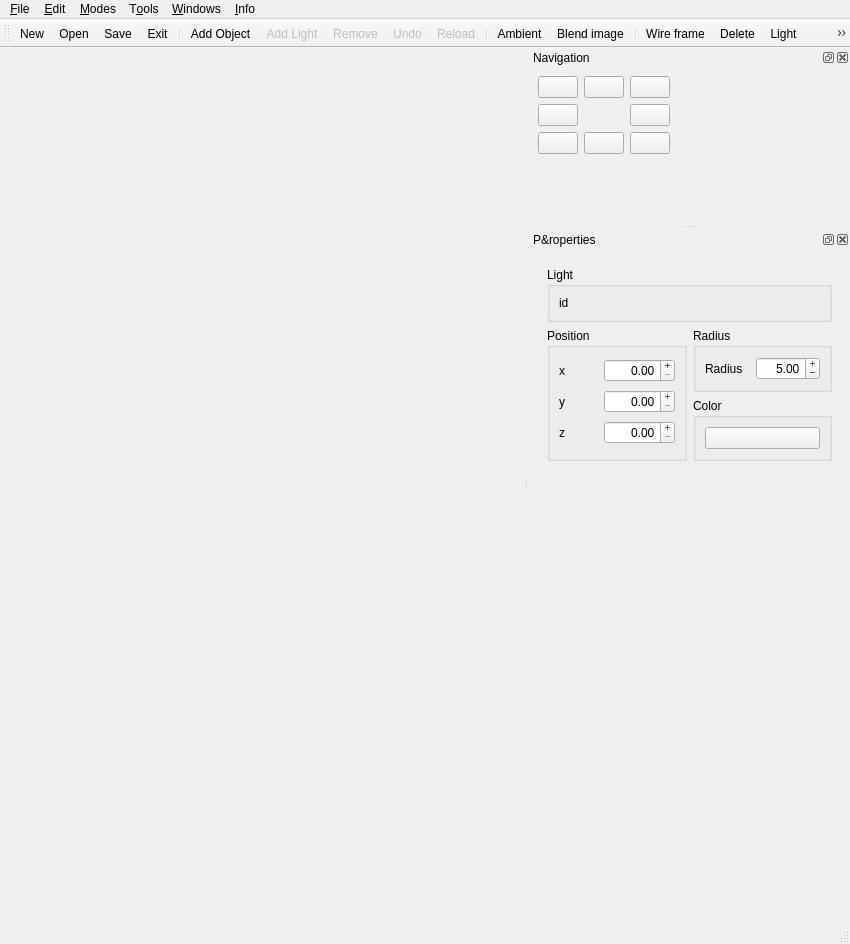
Qt form new_map_editor/mapeditor.ui (xaphier/Eternal-Lands) before a commit.
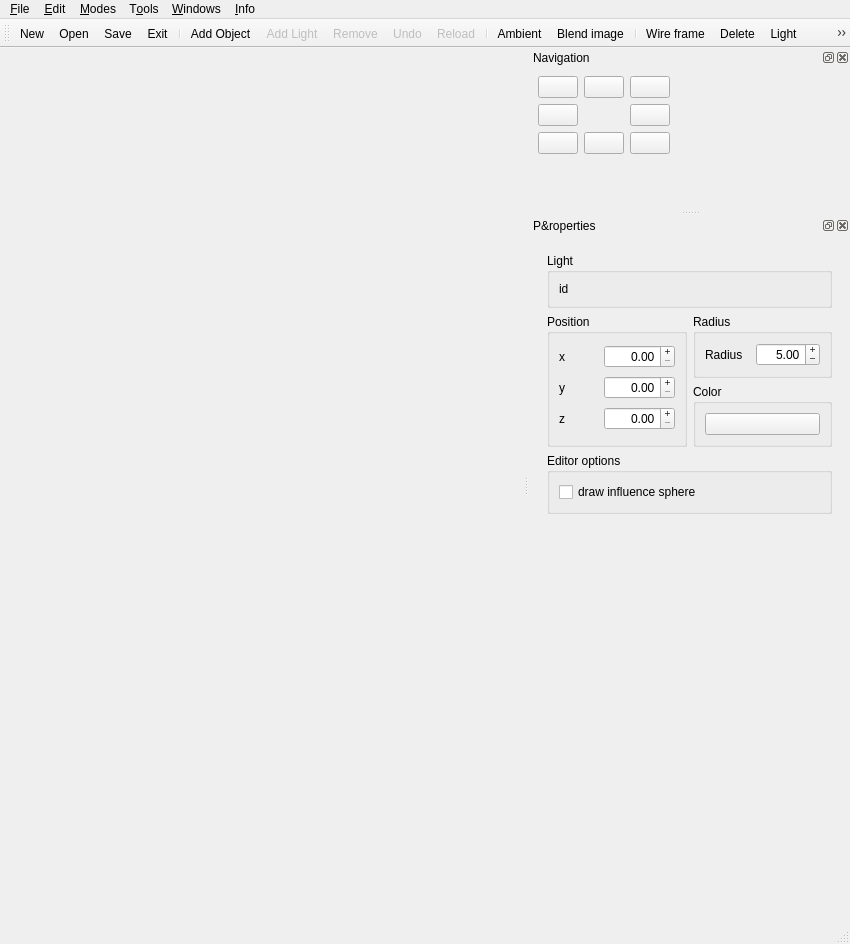
The same form after that commit. The open tabs and pages were chosen to show the change. Icons and pictures are not drawn. Custom widgets are drawn as their Qt base class.

```diff
--- a/new_map_editor/mapeditor.ui
+++ b/new_map_editor/mapeditor.ui
@@ -1185,7 +1185,7 @@
            </layout>
           </widget>
          </item>
-         <item row="3" column="0" colspan="2">
+         <item row="4" column="0" colspan="2">
           <spacer name="verticalSpacer">
            <property name="orientation">
             <enum>Qt::Vertical</enum>
@@ -1224,6 +1224,22 @@
            </layout>
           </widget>
          </item>
+         <item row="3" column="0" colspan="2">
+          <widget class="QGroupBox" name="groupBox_3">
+           <property name="title">
+            <string>Editor options</string>
+           </property>
+           <layout class="QVBoxLayout" name="verticalLayout_3">
+            <item>
+             <widget class="QCheckBox" name="checkBox">
+              <property name="text">
+               <string>draw influence sphere</string>
+              </property>
+             </widget>
+            </item>
+           </layout>
+          </widget>
+         </item>
         </layout>
        </widget>
        <widget class="QWidget" name="paint_page">
```
Left out of the diff: 21 changed lines with no effect on the pictures.
